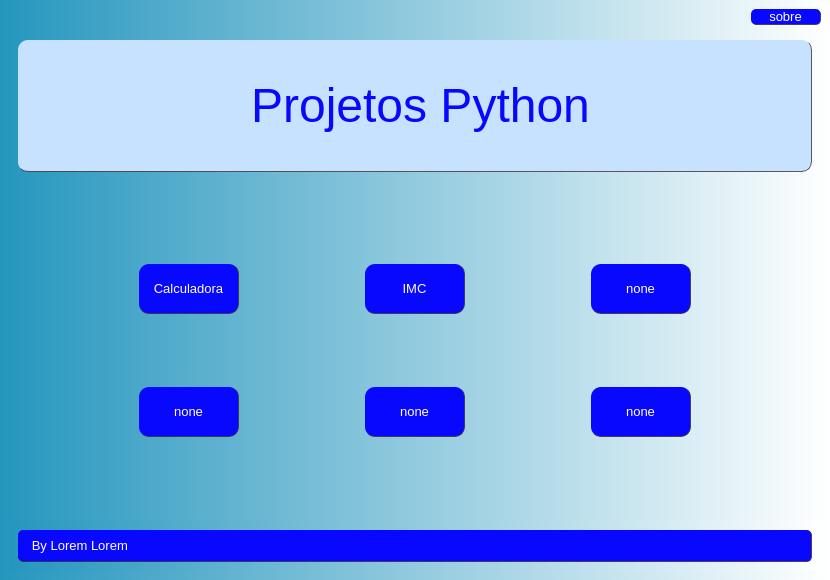
Before: the Qt Designer form tela_main.ui in eliezersilva-dev/Projeto_Python_PyQt5_QtDesigner, drawn with Qt 5.
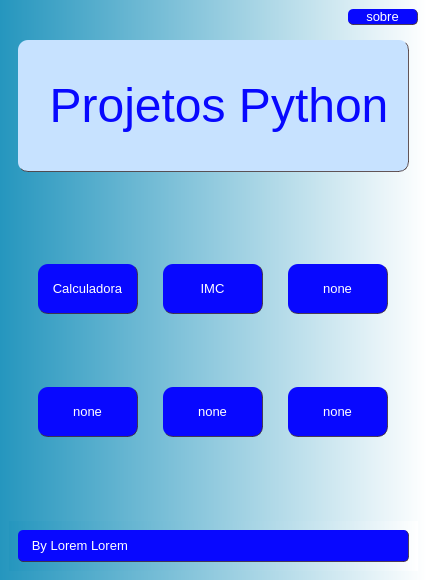
After: the same form once the commit is applied.

The edit to the form file:
```diff
--- a/tela_main.ui
+++ b/tela_main.ui
@@ -6,12 +6,12 @@
    <rect>
     <x>0</x>
     <y>0</y>
-    <width>830</width>
+    <width>427</width>
     <height>580</height>
    </rect>
   </property>
   <property name="sizePolicy">
-   <sizepolicy hsizetype="Maximum" vsizetype="Maximum">
+   <sizepolicy hsizetype="Preferred" vsizetype="Preferred">
     <horstretch>0</horstretch>
     <verstretch>0</verstretch>
    </sizepolicy>
```
